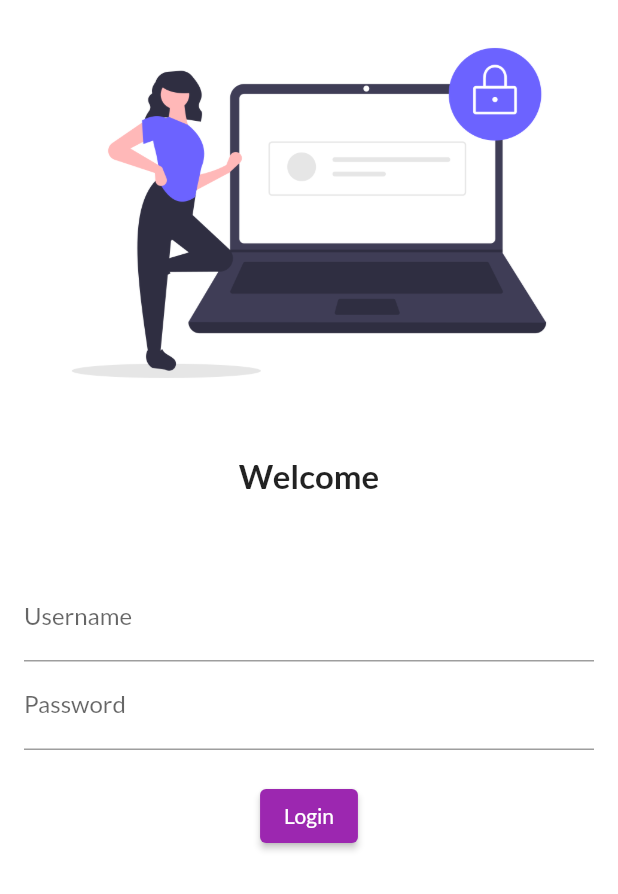
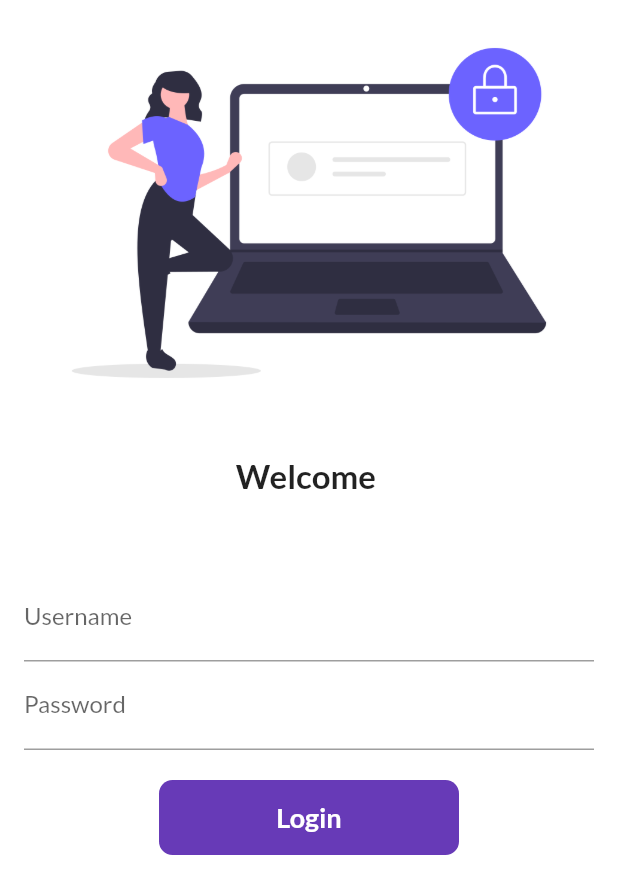
Before and after one commit to ravii071/Project-1, a Flutter app: the screen it shows after launch, on a phone screen of 412 x 824 dp. Shown: the top 894 px of the screen. Run offline on Flutter 3.47's test engine with Material 2 defaults, Android fonts, the phone set to English and light mode, and no system bars; our stand-ins replace google_fonts.

Commit message:
Day 6 completed

```diff
--- a/lib/login.dart
+++ b/lib/login.dart
@@ -1,9 +1,16 @@
 import 'package:first_app/utils/routes.dart';
 import 'package:flutter/material.dart';
 
-class LoginPage extends StatelessWidget {
+class LoginPage extends StatefulWidget {
   const LoginPage({super.key});
 
+  @override
+  State<LoginPage> createState() => _LoginPageState();
+}
+
+class _LoginPageState extends State<LoginPage> {
+  String name = "";
+  bool changeButton = false;
   @override
   Widget build(BuildContext context) {
     return Material(
@@ -21,7 +28,7 @@ class LoginPage extends StatelessWidget {
             Image.asset("assets/images/login_image.png"),
             SizedBox(height: 20.0),
             Text(
-              "Welcome",
+              "Welcome $name",
               style: TextStyle(
                 fontSize: 22,
                 fontWeight: FontWeight.bold,
@@ -37,6 +44,10 @@ class LoginPage extends StatelessWidget {
                       hintText: "Enter username",
                       labelText: "Username",
                     ),
+                    onChanged: (value) {
+                      name = value;
+                      setState(() {});
+                    },
                   ),
                   TextFormField(
                     obscureText: true,
@@ -46,13 +57,51 @@ class LoginPage extends StatelessWidget {
                     ),
                   ),
                   SizedBox(height: 20),
-                  ElevatedButton(
-                    onPressed: () {
+
+                  InkWell(
+                    splashColor: Color.fromARGB(0, 12, 212, 243),
+                    onTap: () async {
+                      changeButton = true;
+
+                      setState(() {});
+                      await Future.delayed(Duration(seconds: 1));
                       Navigator.pushNamed(context, MyRoutes.homeRoute);
                     },
-                    style: TextButton.styleFrom(maximumSize: Size(100, 50)),
-                    child: Text("Login"),
+                    child: AnimatedContainer(
+                      duration: Duration(seconds: 1),
+                      height: 50,
+                      width: changeButton ? 50 : 200,
+                      alignment: Alignment.center,
+                      child: changeButton
+                          ? Icon(
+                              Icons.done,
+                              color: Colors.white,
+                            )
+                          : Text(
+                              "Login",
+                              style: TextStyle(
+                                  color: Colors.white,
+                                  fontWeight: FontWeight.bold,
+                                  fontSize: 18),
+                            ),
+                      decoration: BoxDecoration(
+                        color: Colors.deepPurple,
+                        // shape: changeButton
+                        //     ? BoxShape.circle
+                        //     : BoxShape.rectangle
+                        borderRadius:
+                            BorderRadius.circular(changeButton ? 20 : 9),
+                      ),
+                    ),
                   )
+
+                  // ElevatedButton(
+                  //   onPressed: () {
+                  //     Navigator.pushNamed(context, MyRoutes.homeRoute);
+                  //   },
+                  //   style: TextButton.styleFrom(maximumSize: Size(100, 50)),
+                  //   child: Text("Login"),
+                  // )
                 ],
               ),
             )
--- a/lib/main.dart
+++ b/lib/main.dart
@@ -22,7 +22,7 @@ class Myapp extends StatelessWidget {
       // home: Homepage(),
       themeMode: ThemeMode.light,
       theme: ThemeData(
-        primarySwatch: Colors.purple,
+        primarySwatch: Colors.deepPurple,
         fontFamily: GoogleFonts.lato().fontFamily,
         primaryTextTheme: GoogleFonts.latoTextTheme(),
       ),
```
